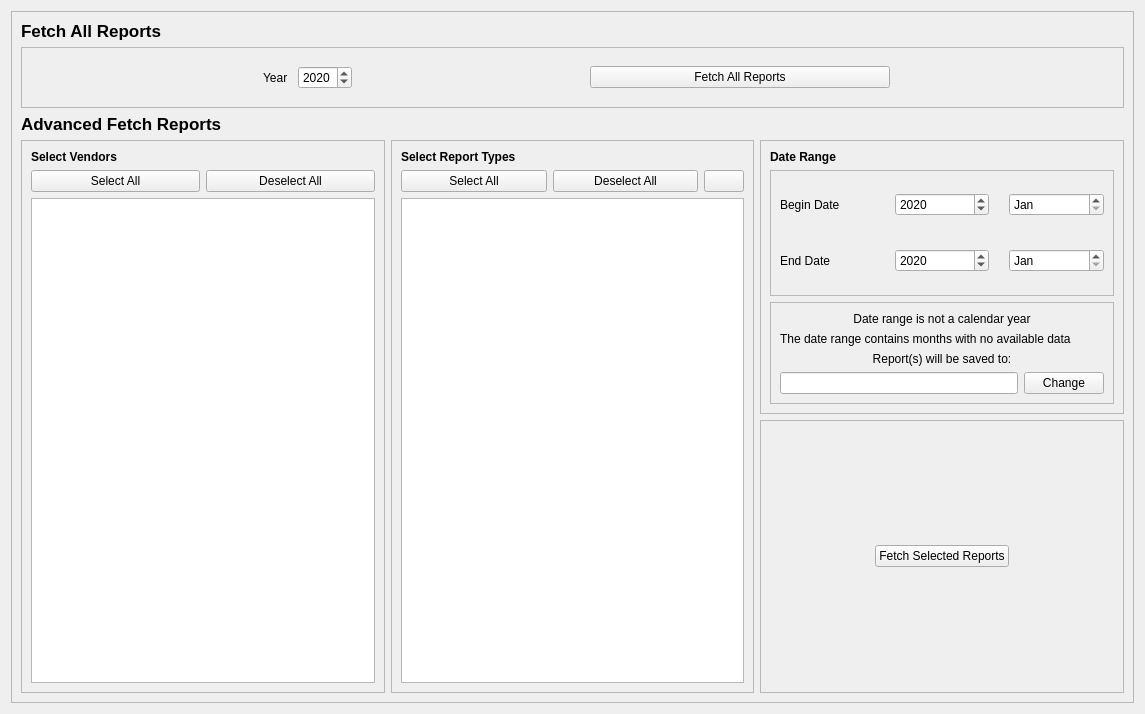
CS-4820-Library-Project/COUNTER-5-Report-Tool-2020-5.0, file ui/FetchReportsTab.ui: the form before one commit.
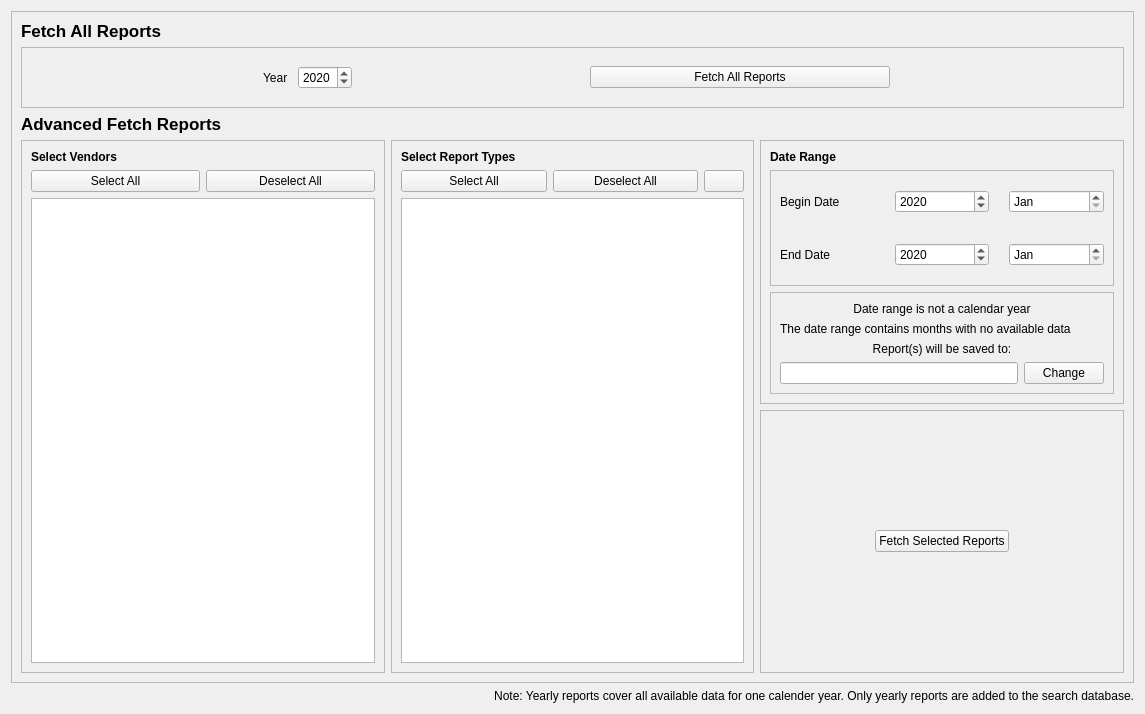
The form after the commit. Icons and pictures are not drawn.

Commit message: Explained what reports go into the database

```diff
--- a/ui/FetchReportsTab.ui
+++ b/ui/FetchReportsTab.ui
@@ -623,6 +623,16 @@
      </layout>
     </widget>
    </item>
+   <item>
+    <widget class="QLabel" name="label_2">
+     <property name="text">
+      <string>Note: Yearly reports cover all available data for one calender year. Only yearly reports are added to the search database.</string>
+     </property>
+     <property name="alignment">
+      <set>Qt::AlignRight|Qt::AlignTrailing|Qt::AlignVCenter</set>
+     </property>
+    </widget>
+   </item>
   </layout>
  </widget>
  <tabstops>
```
The commit also changes 5 other files.
